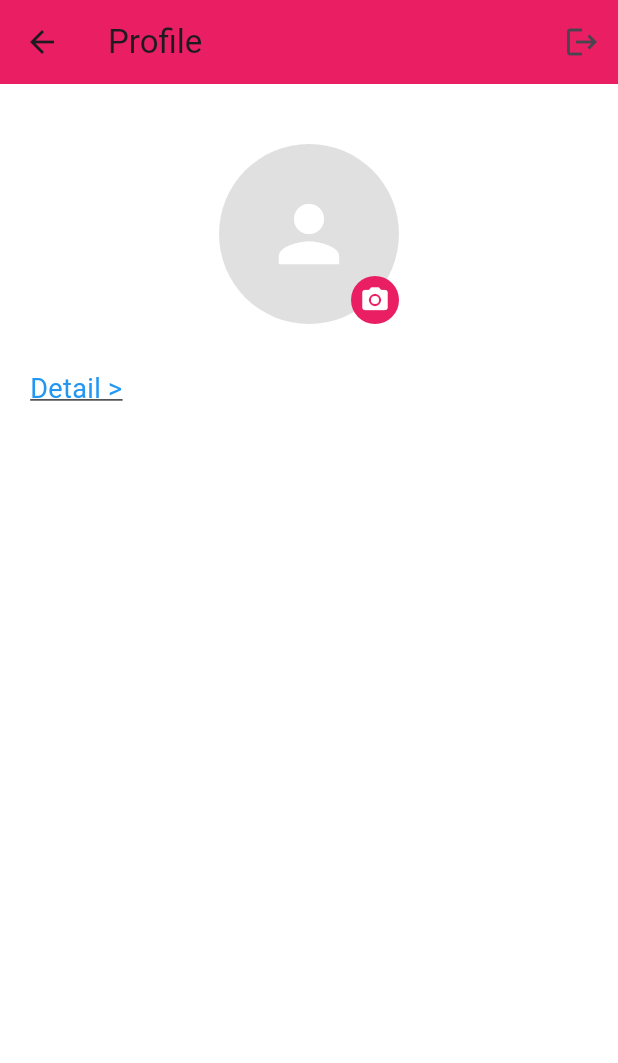
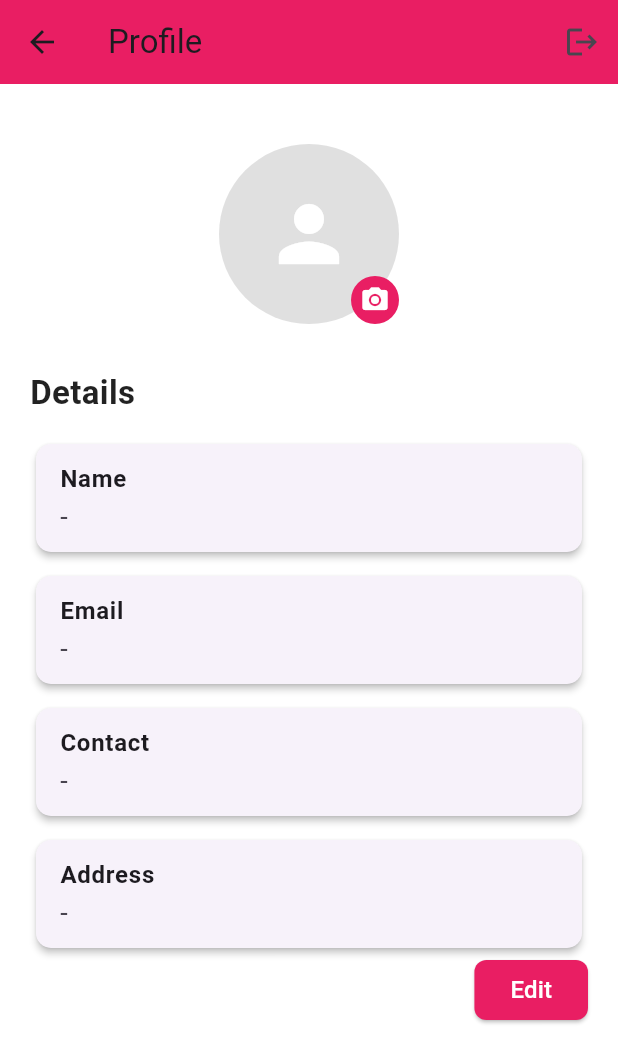
Before and after one commit to thisalma/Assignment-2-Mobile-App-Development, a Flutter app: the ProfilePage screen opened directly, on a phone screen of 412 x 824 dp. Shown: the top 1063 px of the screen. Run offline on Flutter 3.47's test engine with Material 3 defaults, Android fonts, the phone set to English and light mode, and no system bars; our stand-ins replace image_picker, shared_preferences; accounts and stored records are empty.

Commit message:
trying to make profile looks better

```diff
--- a/lib/profile_page.dart
+++ b/lib/profile_page.dart
@@ -31,6 +31,7 @@ class _ProfilePageState extends State<ProfilePage> {
   void initState() {
     super.initState();
     _loadProfileImage();
+    _loadDetails();
   }
 
   // Load image path from SharedPreferences
@@ -60,6 +61,26 @@ class _ProfilePageState extends State<ProfilePage> {
     }
   }
 
+  // Load details from SharedPreferences
+  void _loadDetails() async {
+    final prefs = await SharedPreferences.getInstance();
+    setState(() {
+      user.name = prefs.getString('name') ?? "";
+      user.email = prefs.getString('email') ?? "";
+      user.contact = prefs.getString('contact') ?? "";
+      user.address = prefs.getString('address') ?? "";
+    });
+  }
+
+  // Save details into SharedPreferences
+  void _saveDetailsToPrefs() async {
+    final prefs = await SharedPreferences.getInstance();
+    await prefs.setString('name', user.name);
+    await prefs.setString('email', user.email);
+    await prefs.setString('contact', user.contact);
+    await prefs.setString('address', user.address);
+  }
+
   void saveDetails() {
     setState(() {
       user.name = nameController.text;
@@ -69,6 +90,8 @@ class _ProfilePageState extends State<ProfilePage> {
 
       showDetailsForm = false;
     });
+
+    _saveDetailsToPrefs();
 
     ScaffoldMessenger.of(context).showSnackBar(
       const SnackBar(content: Text('Details saved successfully')),
@@ -141,59 +164,73 @@ class _ProfilePageState extends State<ProfilePage> {
 
               const SizedBox(height: 30),
 
-              GestureDetector(
-                onTap: () {
-                  setState(() {
-                    showDetailsForm = !showDetailsForm;
-                  });
-                },
-                child: const Text(
-                  'Detail >',
-                  style: TextStyle(
-                    fontSize: 18,
-                    color: Colors.blue,
-                    decoration: TextDecoration.underline,
+              // DETAILS SECTION
+              const Text(
+                "Details",
+                style: TextStyle(
+                  fontSize: 22,
+                  fontWeight: FontWeight.bold,
+                  color: Colors.black87,
+                ),
+              ),
+              const SizedBox(height: 15),
+
+              if (showDetailsForm) ...[
+                _buildTextFieldCard("Name", nameController),
+                const SizedBox(height: 12),
+                _buildTextFieldCard("Email", emailController,
+                    keyboard: TextInputType.emailAddress),
+                const SizedBox(height: 12),
+                _buildTextFieldCard("Contact Number", contactController,
+                    keyboard: TextInputType.phone),
+                const SizedBox(height: 12),
+                _buildTextFieldCard("Address", addressController),
+
+                // Save button bottom-right
+                Align(
+                  alignment: Alignment.centerRight,
+                  child: ElevatedButton(
+                    style: ElevatedButton.styleFrom(
+                      backgroundColor: Colors.pink,
+                      shape: RoundedRectangleBorder(
+                          borderRadius: BorderRadius.circular(8)),
+                    ),
+                    onPressed: saveDetails,
+                    child: const Text("Save",
+                        style: TextStyle(color: Colors.white, fontSize: 16)),
                   ),
                 ),
-              ),
-              const SizedBox(height: 20),
+              ] else ...[
+                _buildInfoCard("Name", user.name),
+                const SizedBox(height: 8),
+                _buildInfoCard("Email", user.email),
+                const SizedBox(height: 8),
+                _buildInfoCard("Contact", user.contact),
+                const SizedBox(height: 8),
+                _buildInfoCard("Address", user.address),
 
-              if (showDetailsForm) ...[
-                TextField(
-                  controller: nameController,
-                  decoration: const InputDecoration(labelText: 'Name'),
+                // Edit button bottom-right
+                Align(
+                  alignment: Alignment.centerRight,
+                  child: ElevatedButton(
+                    style: ElevatedButton.styleFrom(
+                      backgroundColor: Colors.pink,
+                      shape: RoundedRectangleBorder(
+                          borderRadius: BorderRadius.circular(8)),
+                    ),
+                    onPressed: () {
+                      setState(() {
+                        showDetailsForm = true;
+                        nameController.text = user.name;
+                        emailController.text = user.email;
+                        contactController.text = user.contact;
+                        addressController.text = user.address;
+                      });
+                    },
+                    child: const Text("Edit",
+                        style: TextStyle(color: Colors.white, fontSize: 16)),
+                  ),
                 ),
-                TextField(
-                  controller: emailController,
-                  decoration: const InputDecoration(labelText: 'Email'),
-                  keyboardType: TextInputType.emailAddress,
-                ),
-                TextField(
-                  controller: contactController,
-                  decoration: const InputDecoration(labelText: 'Contact Number'),
-                  keyboardType: TextInputType.phone,
-                ),
-                TextField(
-                  controller: addressController,
-                  decoration: const InputDecoration(labelText: 'Address'),
-                ),
-                const SizedBox(height: 16),
-                ElevatedButton(
-                  onPressed: saveDetails,
-                  child: const Text('Save'),
-                ),
-              ],
-
-              if (!showDetailsForm && user.name.isNotEmpty) ...[
-                const Divider(height: 30),
-                const Text("Saved Info:",
-                    style:
-                        TextStyle(fontSize: 18, fontWeight: FontWeight.bold)),
-                const SizedBox(height: 10),
-                Text("Name: ${user.name}"),
-                Text("Email: ${user.email}"),
-                Text("Contact: ${user.contact}"),
-                Text("Address: ${user.address}"),
               ]
             ],
           ),
@@ -201,4 +238,40 @@ class _ProfilePageState extends State<ProfilePage> {
       ),
     );
   }
+
+  // Widget for editable text fields in cards
+  Widget _buildTextFieldCard(String label, TextEditingController controller,
+      {TextInputType keyboard = TextInputType.text}) {
+    return Card(
+      elevation: 3,
+      shape: RoundedRectangleBorder(borderRadius: BorderRadius.circular(12)),
+      child: Padding(
+        padding: const EdgeInsets.symmetric(horizontal: 12, vertical: 8),
+        child: TextField(
+          controller: controller,
+          keyboardType: keyboard,
+          style: const TextStyle(fontSize: 18),
+          decoration: InputDecoration(
+            labelText: label,
+            border: InputBorder.none,
+          ),
+        ),
+      ),
+    );
+  }
+
+  // Widget for displaying saved info in cards
+  Widget _buildInfoCard(String title, String value) {
+    return Card(
+      elevation: 2,
+      shape: RoundedRectangleBorder(borderRadius: BorderRadius.circular(10)),
+      child: ListTile(
+        title: Text(title, style: const TextStyle(fontWeight: FontWeight.bold)),
+        subtitle: Text(
+          value.isNotEmpty ? value : '-',
+          style: const TextStyle(fontSize: 18),
+        ),
+      ),
+    );
+  }
 }
```
